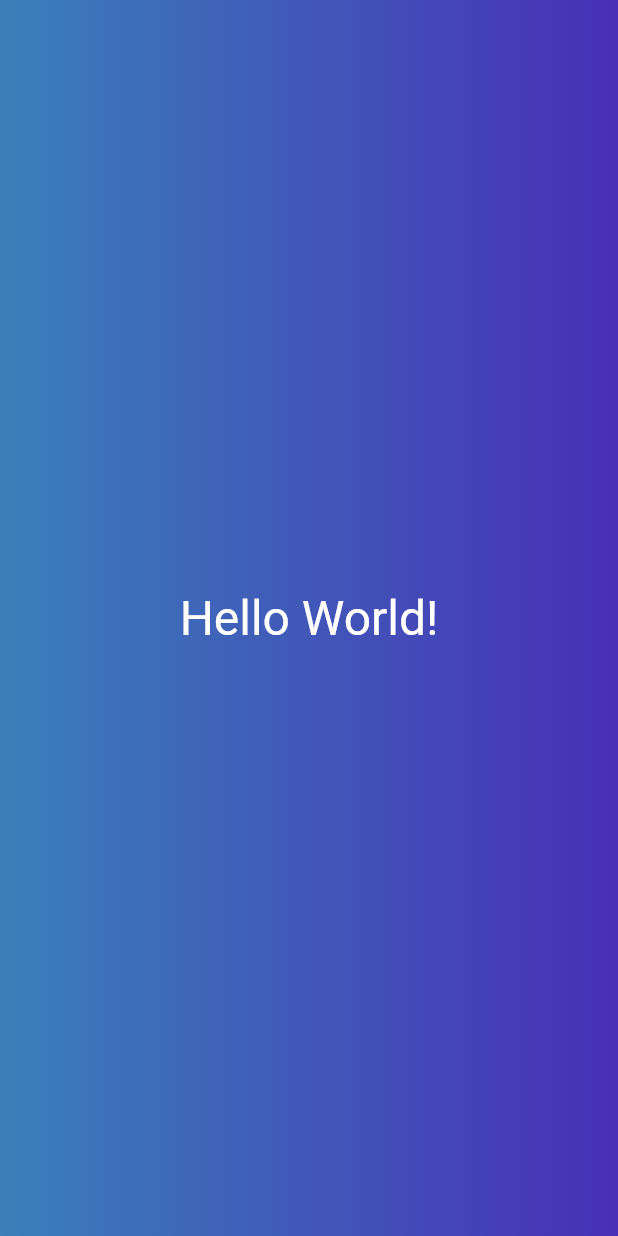
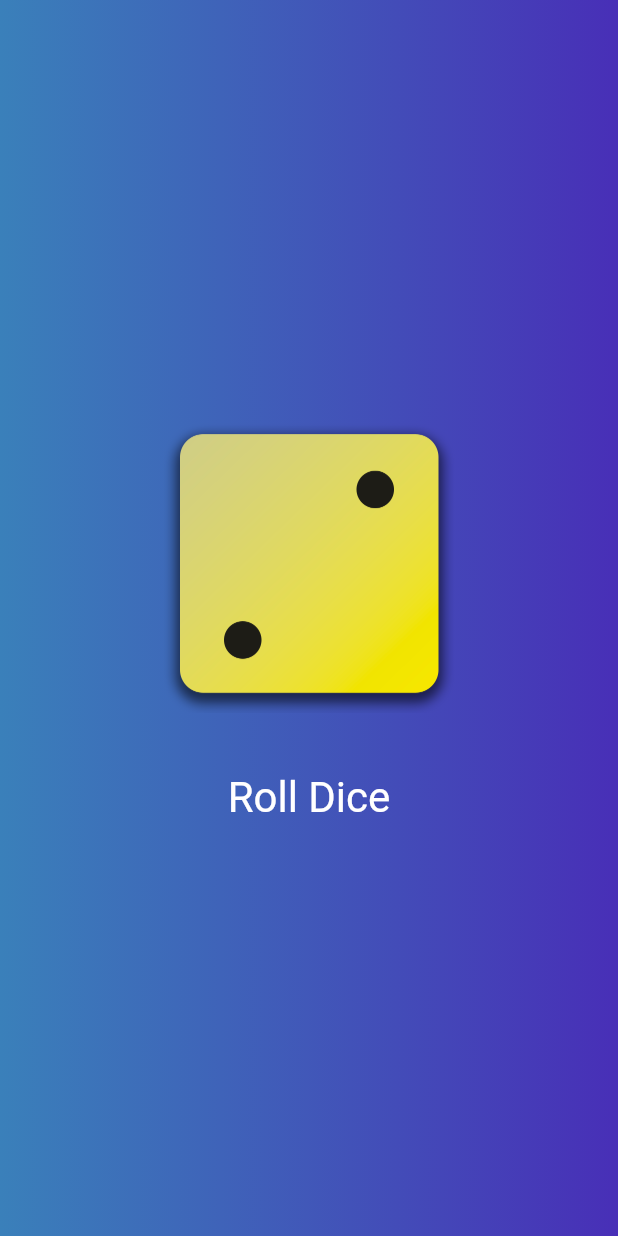
Before and after one commit to PramithaMJ/Roll-Dice-App, a Flutter app: the screen it shows after launch, on a phone screen of 412 x 824 dp. Run offline on Flutter 3.47's test engine with Material 2 defaults, Android fonts, the phone set to English and light mode, and no system bars.

Commit message:
V1.0 Completed

```diff
--- /dev/null
+++ b/lib/dice_roller.dart
@@ -0,0 +1,51 @@
+import 'dart:math';
+
+import 'package:flutter/material.dart';
+
+final randomizer = Random();
+
+class DiceRoller extends StatefulWidget {
+  const DiceRoller({super.key});
+
+  @override
+  State<StatefulWidget> createState() {
+    return _DiceRollerState();
+  }
+}
+
+class _DiceRollerState extends State<DiceRoller> {
+  var currentDiceRoll = 2;
+
+  rollDice() {
+    setState(() {
+      currentDiceRoll = randomizer.nextInt(6) + 1;
+    });
+  }
+
+  @override
+  Widget build(context) {
+    return Column(
+      mainAxisSize: MainAxisSize.min,
+      children: [
+        Image.asset(
+          'assets/images/dice-$currentDiceRoll.png',
+          width: 200,
+        ),
+        const SizedBox(
+          height: 20,
+        ),
+        TextButton(
+          onPressed: rollDice,
+          style: TextButton.styleFrom(
+            padding: const EdgeInsets.only(
+              top: 20,
+            ),
+            foregroundColor: Colors.white,
+            textStyle: const TextStyle(fontSize: 28),
+          ),
+          child: const Text('Roll Dice'),
+        ),
+      ],
+    );
+  }
+}
--- a/lib/gradient_container.dart
+++ b/lib/gradient_container.dart
@@ -1,11 +1,15 @@
 import 'package:flutter/material.dart';
-import 'package:roll_dice_app/styled_text.dart';
+import 'package:roll_dice_app/dice_roller.dart';
 
 const startAlignment = Alignment.topLeft;
 const endAlignment = Alignment.topRight;
 
 class GradientContainer extends StatelessWidget {
   const GradientContainer(this.color1, this.color2, {super.key});
+
+  const GradientContainer.purple({super.key})
+      : color1 = Colors.deepPurple,
+        color2 = Colors.indigo;
 
   final Color color1;
   final Color color2;
@@ -15,13 +19,13 @@ class GradientContainer extends StatelessWidget {
     return Container(
       decoration: BoxDecoration(
         gradient: LinearGradient(
-          colors: [color1,color2],
+          colors: [color1, color2],
           begin: startAlignment,
           end: endAlignment,
         ),
       ),
-      child: const Center(
-        child: StyledText('Hello World!'),
+      child: Center(
+        child: DiceRoller(),
       ),
     );
   }
```
Also changed, not shown: lib/main.dart (+8 -6 lines), pubspec.yaml (+10 -3 lines), assets/images/dice-1.png (added), assets/images/dice-2.png (added), assets/images/dice-3.png (added), assets/images/dice-4.png (added), assets/images/dice-5.png (added), assets/images/dice-6.png (added).
